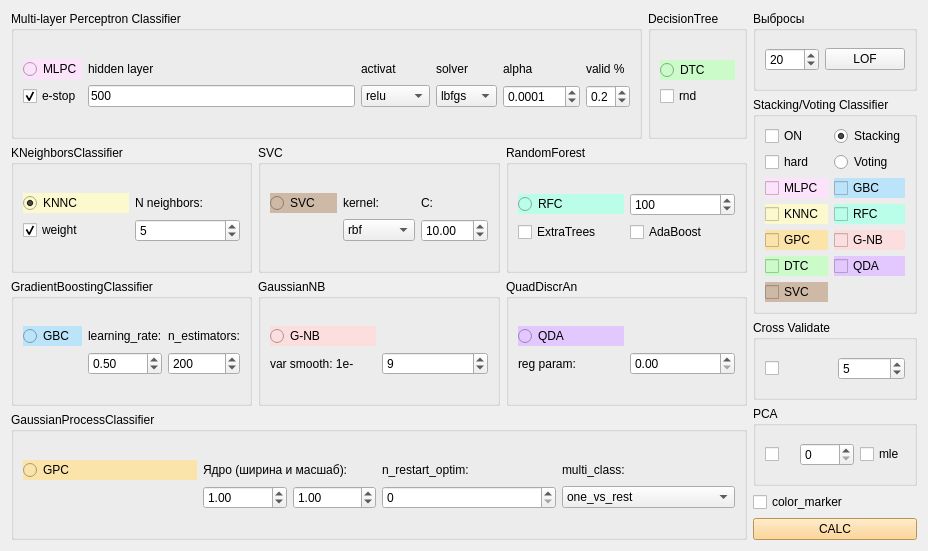
First picture: the form in qt/classifier_form.ui, repository idergunoff/geovel_1.0, before the edit.
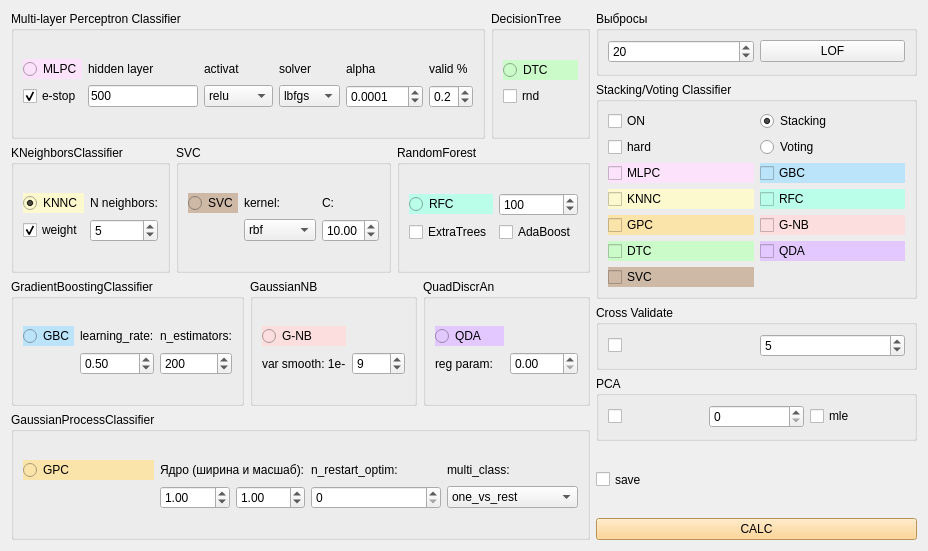
Second picture: the form after the edit.

Commit message: classifier new calc by model, comment

```diff
--- a/qt/classifier_form.ui
+++ b/qt/classifier_form.ui
@@ -800,7 +800,45 @@
     </layout>
    </item>
    <item row="0" column="1">
-    <layout class="QGridLayout" name="gridLayout_18">
+    <layout class="QGridLayout" name="gridLayout">
+     <item row="2" column="0">
+      <widget class="QGroupBox" name="groupBox_9">
+       <property name="title">
+        <string>Cross Validate</string>
+       </property>
+       <layout class="QGridLayout" name="gridLayout_9">
+        <item row="0" column="0">
+         <widget class="QCheckBox" name="checkBox_cross_val">
+          <property name="text">
+           <string/>
+          </property>
+         </widget>
+        </item>
+        <item row="0" column="1">
+         <widget class="QSpinBox" name="spinBox_n_cross_val">
+          <property name="minimum">
+           <number>2</number>
+          </property>
+          <property name="value">
+           <number>5</number>
+          </property>
+         </widget>
+        </item>
+       </layout>
+      </widget>
+     </item>
+     <item row="4" column="0">
+      <widget class="QSplitter" name="splitter">
+       <property name="orientation">
+        <enum>Qt::Horizontal</enum>
+       </property>
+       <widget class="QCheckBox" name="checkBox_save_model">
+        <property name="text">
+         <string>save</string>
+        </property>
+       </widget>
+      </widget>
+     </item>
      <item row="0" column="0">
       <widget class="QGroupBox" name="groupBox_12">
        <property name="title">
@@ -997,32 +1035,6 @@
        </layout>
       </widget>
      </item>
-     <item row="2" column="0">
-      <widget class="QGroupBox" name="groupBox_9">
-       <property name="title">
-        <string>Cross Validate</string>
-       </property>
-       <layout class="QGridLayout" name="gridLayout_9">
-        <item row="0" column="0">
-         <widget class="QCheckBox" name="checkBox_cross_val">
-          <property name="text">
-           <string/>
-          </property>
-         </widget>
-        </item>
-        <item row="0" column="1">
-         <widget class="QSpinBox" name="spinBox_n_cross_val">
-          <property name="minimum">
-           <number>2</number>
-          </property>
-          <property name="value">
-           <number>5</number>
-          </property>
-         </widget>
-        </item>
-       </layout>
-      </widget>
-     </item>
      <item row="3" column="0">
       <widget class="QGroupBox" name="groupBox_11">
        <property name="title">
@@ -1053,16 +1065,6 @@
        </layout>
       </widget>
      </item>
-     <item row="4" column="0">
-      <widget class="QCheckBox" name="checkBox_color_marker">
-       <property name="text">
-        <string>color_marker</string>
-       </property>
-       <property name="checked">
-        <bool>false</bool>
-       </property>
-      </widget>
-     </item>
      <item row="5" column="0">
       <widget class="QPushButton" name="pushButton_calc">
        <property name="minimumSize">
```
Left out of the diff: 2 changed lines with no effect on the pictures. The commit also changes 13 other files.
